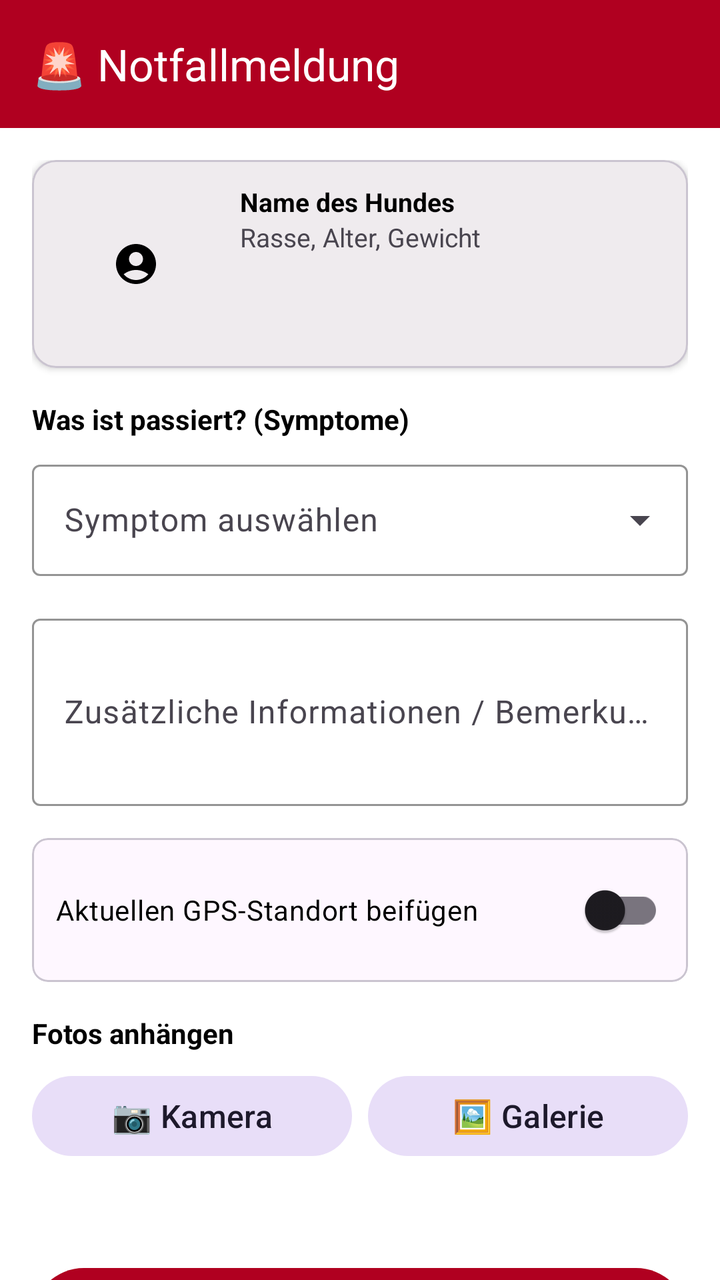
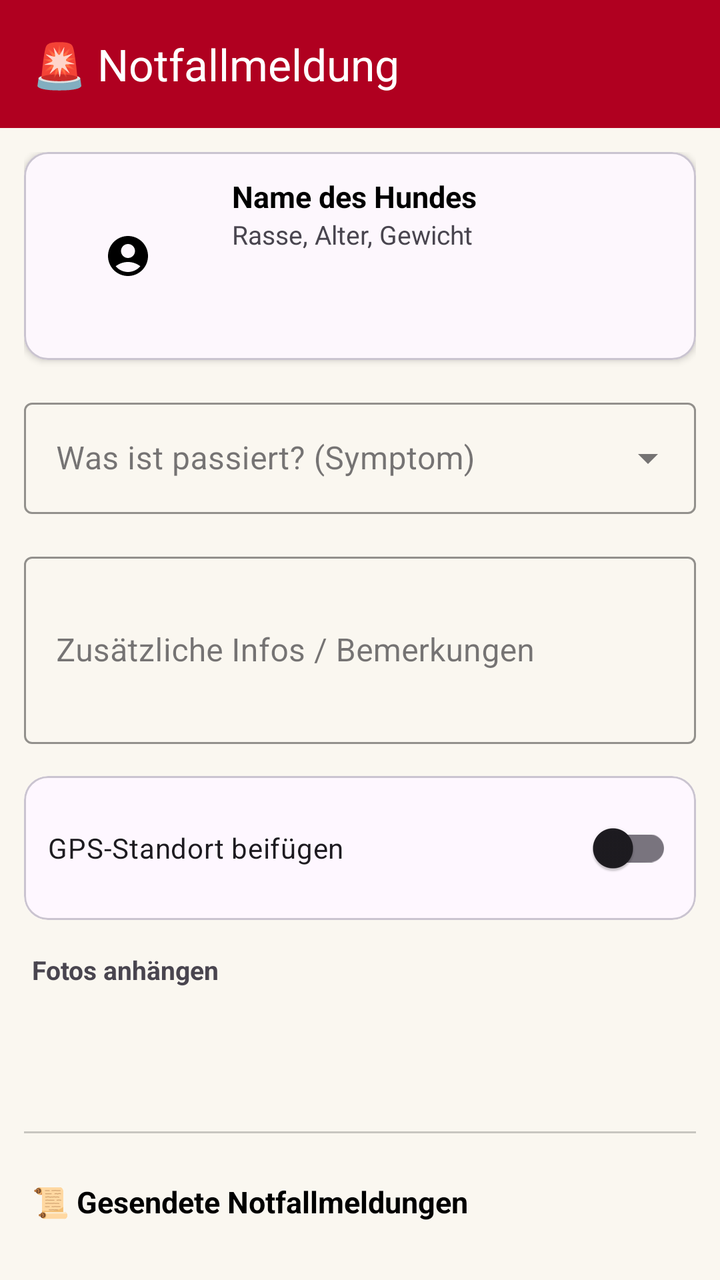

An Android layout rendered at two revisions. The XML below is the earlier revision; the diff shows what the commit changed to produce the second picture.
<!-- AndroidManifest.xml: application theme Theme.HundeWildnis -->
<!-- res/layout/activity_emergency_report.xml -->
<?xml version="1.0" encoding="utf-8"?>
<androidx.coordinatorlayout.widget.CoordinatorLayout
    xmlns:android="http://schemas.android.com/apk/res/android"
    xmlns:app="http://schemas.android.com/apk/res-auto"
    android:layout_width="match_parent"
    android:layout_height="match_parent"
    android:background="?android:attr/colorBackground">

    <com.google.android.material.appbar.AppBarLayout android:id="@+id/appbar"
        android:layout_width="match_parent"
        android:layout_height="wrap_content"
        android:fitsSystemWindows="false">
        <androidx.appcompat.widget.Toolbar
            android:id="@+id/toolbar"
            android:layout_width="match_parent"
            android:layout_height="?attr/actionBarSize"
            android:background="#B00020"
            app:titleTextColor="#FFFFFF"
            app:title="🚨 Notfallmeldung" />
    </com.google.android.material.appbar.AppBarLayout>

    <androidx.core.widget.NestedScrollView
        android:layout_width="match_parent"
        android:layout_height="match_parent"
        app:layout_behavior="@string/appbar_scrolling_view_behavior">

        <LinearLayout
            android:layout_width="match_parent"
            android:layout_height="wrap_content"
            android:orientation="vertical"
            android:padding="16dp">

            
            <com.google.android.material.card.MaterialCardView
                android:layout_width="match_parent"
                android:layout_height="wrap_content"
                android:layout_marginBottom="16dp"
                app:cardCornerRadius="12dp"
                app:cardElevation="2dp">
                <LinearLayout
                    android:layout_width="match_parent"
                    android:layout_height="wrap_content"
                    android:padding="12dp"
                    android:orientation="horizontal">
                    <ImageView
                        android:id="@+id/ivDogThumb"
                        android:layout_width="80dp"
                        android:layout_height="80dp"
                        android:scaleType="centerInside"
                        android:src="@drawable/ic_dog_placeholder" />
                    <LinearLayout
                        android:layout_width="wrap_content"
                        android:layout_height="wrap_content"
                        android:orientation="vertical"
                        android:layout_marginStart="12dp">
                        <TextView
                            android:id="@+id/tvDogName"
                            android:layout_width="wrap_content"
                            android:layout_height="wrap_content"
                            android:text="Name des Hundes"
                            android:textSize="@dimen/text_body_medium"
                            android:textStyle="bold"
                            android:textColor="?android:attr/textColorPrimary" />
                        <TextView
                            android:id="@+id/tvDogBreed"
                            android:layout_width="wrap_content"
                            android:layout_height="wrap_content"
                            android:text="Rasse, Alter, Gewicht"
                            android:textSize="@dimen/text_body_medium"
                            android:textColor="?android:attr/textColorSecondary" />
                    </LinearLayout>
                </LinearLayout>
            </com.google.android.material.card.MaterialCardView>

            
            <TextView
                android:layout_width="wrap_content"
                android:layout_height="wrap_content"
                android:text="Was ist passiert? (Symptome)"
                android:textStyle="bold"
                android:textColor="?android:attr/textColorPrimary"
                android:layout_marginBottom="8dp" />
            <com.google.android.material.textfield.TextInputLayout
                android:layout_width="match_parent"
                android:layout_height="wrap_content"
                style="@style/Widget.Material3.TextInputLayout.OutlinedBox.ExposedDropdownMenu"
                android:layout_marginBottom="16dp"
                app:hintTextColor="?android:attr/textColorPrimary"
                app:boxStrokeColor="#B00020">
                <AutoCompleteTextView
                    android:id="@+id/spinnerSymptoms"
                    android:layout_width="match_parent"
                    android:layout_height="wrap_content"
                    android:inputType="none"
                    android:hint="Symptom auswählen"
                    android:textColor="?android:attr/textColorPrimary"
                    android:textColorHint="?android:attr/textColorSecondary" />
            </com.google.android.material.textfield.TextInputLayout>

            
            <com.google.android.material.textfield.TextInputLayout
                android:layout_width="match_parent"
                android:layout_height="wrap_content"
                android:hint="Zusätzliche Informationen / Bemerkungen"
                style="@style/Widget.Material3.TextInputLayout.OutlinedBox"
                android:layout_marginBottom="16dp"
                app:hintTextColor="?android:attr/textColorPrimary"
                app:boxStrokeColor="#B00020">
                <com.google.android.material.textfield.TextInputEditText
                    android:id="@+id/etNotes"
                    android:layout_width="match_parent"
                    android:layout_height="wrap_content"
                    android:inputType="textMultiLine"
                    android:minLines="3"
                    android:textColor="?android:attr/textColorPrimary"
                    android:textColorHint="?android:attr/textColorSecondary" />
            </com.google.android.material.textfield.TextInputLayout>

            
            <com.google.android.material.card.MaterialCardView
                android:layout_width="match_parent"
                android:layout_height="wrap_content"
                android:layout_marginBottom="16dp"
                app:cardCornerRadius="8dp">
                <LinearLayout
                    android:layout_width="match_parent"
                    android:layout_height="wrap_content"
                    android:padding="12dp"
                    android:orientation="vertical">
                    <com.google.android.material.switchmaterial.SwitchMaterial
                        android:id="@+id/switchGps"
                        android:layout_width="match_parent"
                        android:layout_height="wrap_content"
                        android:text="Aktuellen GPS-Standort beifügen"
                        android:textColor="?android:attr/textColorPrimary" />
                    <TextView
                        android:id="@+id/tvGpsStatus"
                        android:layout_width="wrap_content"
                        android:layout_height="wrap_content"
                        android:text=""
                        android:textSize="@dimen/text_body_medium"
                        android:textColor="?android:attr/textColorSecondary"
                        android:visibility="gone" />
                </LinearLayout>
            </com.google.android.material.card.MaterialCardView>

            
            <TextView
                android:layout_width="wrap_content"
                android:layout_height="wrap_content"
                android:text="Fotos anhängen"
                android:textStyle="bold"
                android:textColor="?android:attr/textColorPrimary"
                android:layout_marginBottom="8dp" />
            <LinearLayout
                android:layout_width="match_parent"
                android:layout_height="wrap_content"
                android:orientation="horizontal"
                android:layout_marginBottom="16dp">
                <com.google.android.material.button.MaterialButton
                    android:id="@+id/btnCamera"
                    style="@style/Widget.Material3.Button.TonalButton"
                    android:layout_width="0dp"
                    android:layout_height="wrap_content"
                    android:layout_weight="1"
                    android:text="📷 Kamera"
                    android:layout_marginEnd="4dp" />
                <com.google.android.material.button.MaterialButton
                    android:id="@+id/btnGallery"
                    style="@style/Widget.Material3.Button.TonalButton"
                    android:layout_width="0dp"
                    android:layout_height="wrap_content"
                    android:layout_weight="1"
                    android:text="🖼 Galerie"
                    android:layout_marginStart="4dp" />
            </LinearLayout>

            <HorizontalScrollView
                android:layout_width="match_parent"
                android:layout_height="wrap_content"
                android:layout_marginBottom="16dp">
                <LinearLayout
                    android:id="@+id/layoutPhotos"
                    android:layout_width="wrap_content"
                    android:layout_height="wrap_content"
                    android:orientation="horizontal" />
            </HorizontalScrollView>

            
            <LinearLayout
                android:layout_width="match_parent"
                android:layout_height="wrap_content"
                android:orientation="vertical"
                android:layout_marginTop="16dp">

                <com.google.android.material.button.MaterialButton
                    android:id="@+id/btnSend"
                    android:layout_width="match_parent"
                    android:layout_height="wrap_content"
                    android:text="🚀 NOTFALLMELDUNG SENDEN"
                    android:textStyle="bold"
                    app:backgroundTint="#B00020"
                    android:layout_marginBottom="12dp" />

                <com.google.android.material.button.MaterialButton
                    android:id="@+id/btnReset"
                    style="@style/Widget.Material3.Button.TextButton"
                    android:layout_width="match_parent"
                    android:layout_height="wrap_content"
                    android:text="🔄 Eingaben zurücksetzen"
                    android:textColor="?android:attr/textColorSecondary" />
            </LinearLayout>

            
            <View
                android:layout_width="match_parent"
                android:layout_height="1dp"
                android:background="#444444"
                android:layout_marginTop="24dp"
                android:layout_marginBottom="24dp" />

            <TextView
                android:layout_width="wrap_content"
                android:layout_height="wrap_content"
                android:text="📜 Gesendete Notfallmeldungen"
                android:textStyle="bold"
                android:textSize="@dimen/text_body_medium"
                android:textColor="?android:attr/textColorPrimary"
                android:layout_marginBottom="12dp" />

            <androidx.recyclerview.widget.RecyclerView
                android:id="@+id/rvEmergencyHistory"
                android:layout_width="match_parent"
                android:layout_height="wrap_content"
                android:nestedScrollingEnabled="false" />

        </LinearLayout>
    </androidx.core.widget.NestedScrollView>

</androidx.coordinatorlayout.widget.CoordinatorLayout>
<!-- resources referenced by this layout -->
<resources>
  <dimen name="text_body_medium">14sp</dimen>
  <style name="Theme.HundeWildnis" parent="Base.Theme.HundeWildnis" />
  <style name="Base.Theme.HundeWildnis" parent="Theme.Material3.Light.NoActionBar">
          
          <item name="materialButtonStyle">@style/Widget.App.Button</item>
  
          <item name="colorPrimary">#2d5016</item>
          <item name="colorPrimaryVariant">#1a3009</item>
          <item name="colorOnPrimary">#FFFFFF</item>
          <item name="colorSecondary">#6b8e4e</item>
          <item name="colorSecondaryVariant">#4a6135</item>
          <item name="colorOnSecondary">#000000</item>
          <item name="android:statusBarColor">@android:color/transparent</item>
          <item name="android:navigationBarColor">@android:color/transparent</item>
          <item name="android:windowDrawsSystemBarBackgrounds">true</item>
          <item name="android:windowLightStatusBar">true</item>
          <item name="android:windowLightNavigationBar" tools:targetApi="27">true</item>
          <item name="android:enforceNavigationBarContrast" tools:targetApi="q">false</item>
          <item name="android:enforceStatusBarContrast" tools:targetApi="q">false</item>
  
          
          <item name="colorAccent">#2d5016</item>
          <item name="android:textColorPrimary">#000000</item>
  
          
          <item name="materialAlertDialogTheme">@style/AlertDialogTheme</item>
          <item name="alertDialogTheme">@style/AlertDialogTheme</item>
  
          
          <item name="actionMenuTextColor">#FFFFFF</item>
          <item name="actionOverflowButtonStyle">@style/Widget.App.Overflow</item>
  
          
          <item name="android:windowBackground">#FFFFFF</item>
          <item name="android:colorBackground">#FFFFFF</item>
      </style>
  <style name="Widget.App.Overflow" parent="Widget.AppCompat.ActionButton.Overflow">
          <item name="android:src">@drawable/ic_menu_hamburger</item>
      </style>
  <dimen name="text_button_large">20sp</dimen>
  <style name="DialogButtonStyle.Light" parent="Widget.Material3.Button.TextButton.Dialog">
          
          <item name="android:textColor">#2d5016</item>
  
          
          <item name="android:textSize">13sp</item>
          <item name="android:textAllCaps">false</item>
          <item name="android:maxLines">2</item>
          <item name="android:singleLine">false</item>
          <item name="android:ellipsize">none</item>
          <item name="autoSizeTextType">uniform</item>
          <item name="autoSizeMinTextSize">10sp</item>
          <item name="autoSizeMaxTextSize">16sp</item>
  
          
          <item name="android:paddingStart">2dp</item>
          <item name="android:paddingEnd">2dp</item>
          <item name="android:minWidth">0dp</item>
          <item name="android:insetLeft">0dp</item>
          <item name="android:insetRight">0dp</item>
          <item name="android:insetTop">0dp</item>
          <item name="android:insetBottom">0dp</item>
  
          
          <item name="backgroundTint">@android:color/transparent</item>
  
          
          <item name="rippleColor">#332d5016</item>
      </style>
  <style name="Widget.App.ButtonBar" parent="Widget.AppCompat.ButtonBar.AlertDialog">
          <item name="android:padding">0dp</item>
      </style>
  <!-- drawable ic_menu_hamburger (drawable) -->
  <vector xmlns:android="http://schemas.android.com/apk/res/android"
      android:width="24dp"
      android:height="24dp"
      android:viewportWidth="24"
      android:viewportHeight="24">
      <path
          android:fillColor="#FFFFFF"
          android:pathData="M3,18h18v-2H3V18z M3,13h18v-2H3V13z M3,6v2h18V6H3z" />
  </vector>
  <!-- unchanged entries left out for length: 3 -->
</resources>

<!-- the commit's change to res/layout/activity_emergency_report.xml (unified diff, before → after) -->
@@ -22,13 +22,16 @@
     <androidx.core.widget.NestedScrollView
         android:layout_width="match_parent"
         android:layout_height="match_parent"
+        android:fillViewport="true"
+        android:clipToPadding="false"
+        android:paddingBottom="40dp"
         app:layout_behavior="@string/appbar_scrolling_view_behavior">
 
         <LinearLayout
             android:layout_width="match_parent"
             android:layout_height="wrap_content"
             android:orientation="vertical"
-            android:padding="16dp">
+            android:padding="12dp">
 
             
             <com.google.android.material.card.MaterialCardView
@@ -58,7 +61,7 @@
                             android:layout_width="wrap_content"
                             android:layout_height="wrap_content"
                             android:text="Name des Hundes"
-                            android:textSize="@dimen/text_body_medium"
+                            android:textSize="15sp"
                             android:textStyle="bold"
                             android:textColor="?android:attr/textColorPrimary" />
                         <TextView
@@ -66,54 +69,43 @@
                             android:layout_width="wrap_content"
                             android:layout_height="wrap_content"
                             android:text="Rasse, Alter, Gewicht"
-                            android:textSize="@dimen/text_body_medium"
+                            android:textSize="13sp"
                             android:textColor="?android:attr/textColorSecondary" />
                     </LinearLayout>
                 </LinearLayout>
             </com.google.android.material.card.MaterialCardView>
 
             
-            <TextView
-                android:layout_width="wrap_content"
-                android:layout_height="wrap_content"
-                android:text="Was ist passiert? (Symptome)"
-                android:textStyle="bold"
-                android:textColor="?android:attr/textColorPrimary"
-                android:layout_marginBottom="8dp" />
             <com.google.android.material.textfield.TextInputLayout
                 android:layout_width="match_parent"
                 android:layout_height="wrap_content"
-                style="@style/Widget.Material3.TextInputLayout.OutlinedBox.ExposedDropdownMenu"
-                android:layout_marginBottom="16dp"
-                app:hintTextColor="?android:attr/textColorPrimary"
-                app:boxStrokeColor="#B00020">
+                style="@style/Widget.MaterialComponents.TextInputLayout.OutlinedBox.ExposedDropdownMenu"
+                android:layout_marginBottom="16dp"
+                app:hintTextColor="#B00020"
+                app:boxStrokeColor="#B00020"
+                android:hint="Was ist passiert? (Symptom)">
                 <AutoCompleteTextView
                     android:id="@+id/spinnerSymptoms"
                     android:layout_width="match_parent"
                     android:layout_height="wrap_content"
-                    android:inputType="none"
-                    android:hint="Symptom auswählen"
-                    android:textColor="?android:attr/textColorPrimary"
-                    android:textColorHint="?android:attr/textColorSecondary" />
+                    android:inputType="none" />
             </com.google.android.material.textfield.TextInputLayout>
 
             
             <com.google.android.material.textfield.TextInputLayout
                 android:layout_width="match_parent"
                 android:layout_height="wrap_content"
-                android:hint="Zusätzliche Informationen / Bemerkungen"
-                style="@style/Widget.Material3.TextInputLayout.OutlinedBox"
-                android:layout_marginBottom="16dp"
-                app:hintTextColor="?android:attr/textColorPrimary"
+                android:hint="Zusätzliche Infos / Bemerkungen"
+                style="@style/Widget.MaterialComponents.TextInputLayout.OutlinedBox"
+                android:layout_marginBottom="16dp"
+                app:hintTextColor="#B00020"
                 app:boxStrokeColor="#B00020">
                 <com.google.android.material.textfield.TextInputEditText
                     android:id="@+id/etNotes"
                     android:layout_width="match_parent"
                     android:layout_height="wrap_content"
                     android:inputType="textMultiLine"
-                    android:minLines="3"
-                    android:textColor="?android:attr/textColorPrimary"
-                    android:textColorHint="?android:attr/textColorSecondary" />
+                    android:minLines="3" />
             </com.google.android.material.textfield.TextInputLayout>
 
             
@@ -121,7 +113,7 @@
                 android:layout_width="match_parent"
                 android:layout_height="wrap_content"
                 android:layout_marginBottom="16dp"
-                app:cardCornerRadius="8dp">
+                app:cardCornerRadius="12dp">
                 <LinearLayout
                     android:layout_width="match_parent"
                     android:layout_height="wrap_content"
@@ -131,14 +123,13 @@
                         android:id="@+id/switchGps"
                         android:layout_width="match_parent"
                         android:layout_height="wrap_content"
-                        android:text="Aktuellen GPS-Standort beifügen"
-                        android:textColor="?android:attr/textColorPrimary" />
+                        android:text="GPS-Standort beifügen" />
                     <TextView
                         android:id="@+id/tvGpsStatus"
                         android:layout_width="wrap_content"
                         android:layout_height="wrap_content"
                         android:text=""
-                        android:textSize="@dimen/text_body_medium"
+                        android:textSize="12sp"
                         android:textColor="?android:attr/textColorSecondary"
                         android:visibility="gone" />
                 </LinearLayout>
@@ -150,30 +141,19 @@
                 android:layout_height="wrap_content"
                 android:text="Fotos anhängen"
                 android:textStyle="bold"
-                android:textColor="?android:attr/textColorPrimary"
-                android:layout_marginBottom="8dp" />
-            <LinearLayout
-                android:layout_width="match_parent"
-                android:layout_height="wrap_content"
-                android:orientation="horizontal"
-                android:layout_marginBottom="16dp">
-                <com.google.android.material.button.MaterialButton
-                    android:id="@+id/btnCamera"
-                    style="@style/Widget.Material3.Button.TonalButton"
-                    android:layout_width="0dp"
-                    android:layout_height="wrap_content"
-                    android:layout_weight="1"
-                    android:text="📷 Kamera"
-                    android:layout_marginEnd="4dp" />
-                <com.google.android.material.button.MaterialButton
-                    android:id="@+id/btnGallery"
-                    style="@style/Widget.Material3.Button.TonalButton"
-                    android:layout_width="0dp"
-                    android:layout_height="wrap_content"
-                    android:layout_weight="1"
-                    android:text="🖼 Galerie"
-                    android:layout_marginStart="4dp" />
-            </LinearLayout>
+                android:textSize="13sp"
+                android:textColor="?android:attr/textColorSecondary"
+                android:layout_marginBottom="8dp"
+                android:paddingStart="4dp" />
+
+            <androidx.recyclerview.widget.RecyclerView
+                android:id="@+id/gridEmergencyPhotos"
+                android:layout_width="match_parent"
+                android:layout_height="wrap_content"
+                android:layout_marginBottom="16dp"
+                android:nestedScrollingEnabled="false"
+                app:layoutManager="androidx.recyclerview.widget.GridLayoutManager"
+                app:spanCount="2" />
 
             <HorizontalScrollView
                 android:layout_width="match_parent"
@@ -187,35 +167,20 @@
             </HorizontalScrollView>
 
             
-            <LinearLayout
-                android:layout_width="match_parent"
-                android:layout_height="wrap_content"
-                android:orientation="vertical"
-                android:layout_marginTop="16dp">
-
-                <com.google.android.material.button.MaterialButton
-                    android:id="@+id/btnSend"
-                    android:layout_width="match_parent"
-                    android:layout_height="wrap_content"
-                    android:text="🚀 NOTFALLMELDUNG SENDEN"
-                    android:textStyle="bold"
-                    app:backgroundTint="#B00020"
-                    android:layout_marginBottom="12dp" />
-
-                <com.google.android.material.button.MaterialButton
-                    android:id="@+id/btnReset"
-                    style="@style/Widget.Material3.Button.TextButton"
-                    android:layout_width="match_parent"
-                    android:layout_height="wrap_content"
-                    android:text="🔄 Eingaben zurücksetzen"
-                    android:textColor="?android:attr/textColorSecondary" />
-            </LinearLayout>
+            <androidx.recyclerview.widget.RecyclerView
+                android:id="@+id/gridEmergencyActions"
+                android:layout_width="match_parent"
+                android:layout_height="wrap_content"
+                android:layout_marginTop="8dp"
+                android:nestedScrollingEnabled="false"
+                app:layoutManager="androidx.recyclerview.widget.GridLayoutManager"
+                app:spanCount="1" />
 
             
             <View
                 android:layout_width="match_parent"
                 android:layout_height="1dp"
-                android:background="#444444"
+                android:background="#33000000"
                 android:layout_marginTop="24dp"
                 android:layout_marginBottom="24dp" />
 
@@ -224,9 +189,10 @@
                 android:layout_height="wrap_content"
                 android:text="📜 Gesendete Notfallmeldungen"
                 android:textStyle="bold"
-                android:textSize="@dimen/text_body_medium"
+                android:textSize="15sp"
                 android:textColor="?android:attr/textColorPrimary"
-                android:layout_marginBottom="12dp" />
+                android:layout_marginBottom="12dp"
+                android:paddingStart="4dp" />
 
             <androidx.recyclerview.widget.RecyclerView
                 android:id="@+id/rvEmergencyHistory"
<!-- resource entries referenced after the edit -->
@@ -1,19 +1,16 @@
 <!-- resources referenced by this layout -->
 <resources>
-  <dimen name="text_body_medium">14sp</dimen>
   <style name="Theme.HundeWildnis" parent="Base.Theme.HundeWildnis" />
   <style name="Base.Theme.HundeWildnis" parent="Theme.Material3.Light.NoActionBar">
           
           <item name="materialButtonStyle">@style/Widget.App.Button</item>
   
-          <item name="colorPrimary">#2d5016</item>
-          <item name="colorPrimaryVariant">#1a3009</item>
-          <item name="colorOnPrimary">#FFFFFF</item>
-          <item name="colorSecondary">#6b8e4e</item>
-          <item name="colorSecondaryVariant">#4a6135</item>
-          <item name="colorOnSecondary">#000000</item>
-          <item name="android:statusBarColor">@android:color/transparent</item>
-          <item name="android:navigationBarColor">@android:color/transparent</item>
+          <item name="colorPrimary">@color/rd_bg_light</item>
+          <item name="colorOnPrimary">@color/rd_text_primary_light</item>
+          <item name="colorSecondary">@color/rd_group2_accent_light</item>
+          <item name="colorOnSecondary">#FFFFFF</item>
+          <item name="android:statusBarColor">@color/rd_bg_light</item>
+          <item name="android:navigationBarColor">@color/rd_bg_light</item>
           <item name="android:windowDrawsSystemBarBackgrounds">true</item>
           <item name="android:windowLightStatusBar">true</item>
           <item name="android:windowLightNavigationBar" tools:targetApi="27">true</item>
@@ -21,7 +18,7 @@
           <item name="android:enforceStatusBarContrast" tools:targetApi="q">false</item>
   
           
-          <item name="colorAccent">#2d5016</item>
+          <item name="colorAccent">@color/rd_group2_accent_light</item>
           <item name="android:textColorPrimary">#000000</item>
   
           
@@ -29,20 +26,23 @@
           <item name="alertDialogTheme">@style/AlertDialogTheme</item>
   
           
-          <item name="actionMenuTextColor">#FFFFFF</item>
+          <item name="actionMenuTextColor">@color/rd_text_primary_light</item>
           <item name="actionOverflowButtonStyle">@style/Widget.App.Overflow</item>
   
           
-          <item name="android:windowBackground">#FFFFFF</item>
-          <item name="android:colorBackground">#FFFFFF</item>
+          <item name="android:windowBackground">@color/rd_bg_light</item>
+          <item name="android:colorBackground">@color/rd_bg_light</item>
       </style>
+  <color name="rd_bg_light">#FAF7F0</color>
+  <color name="rd_text_primary_light">#2B2620</color>
+  <color name="rd_group2_accent_light">#8A7A1F</color>
   <style name="Widget.App.Overflow" parent="Widget.AppCompat.ActionButton.Overflow">
           <item name="android:src">@drawable/ic_menu_hamburger</item>
       </style>
   <dimen name="text_button_large">20sp</dimen>
   <style name="DialogButtonStyle.Light" parent="Widget.Material3.Button.TextButton.Dialog">
           
-          <item name="android:textColor">#2d5016</item>
+          <item name="android:textColor">?attr/colorSecondary</item>
   
           
           <item name="android:textSize">13sp</item>
